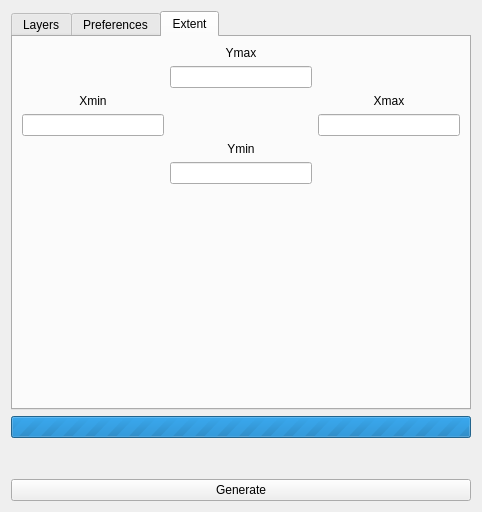
Qt form ui_vizitown.ui (vongoethe/vizitown_plugin) before a commit.
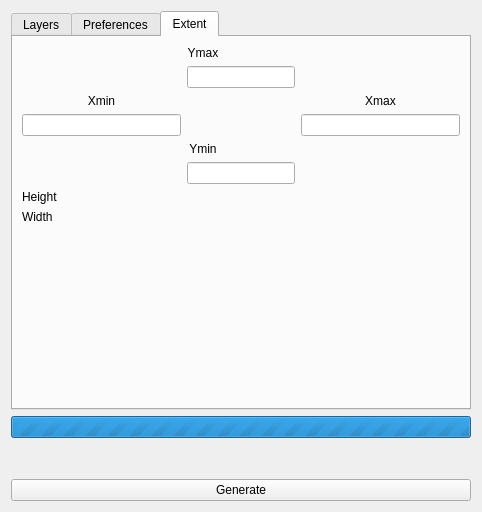
The same form after that commit. The open tabs and pages were chosen to show the change. Icons and pictures are not drawn.

Commit message: Add label in tab extent

Patch:
```diff
--- a/ui_vizitown.ui
+++ b/ui_vizitown.ui
@@ -193,11 +193,34 @@
       </layout>
      </widget>
      <widget class="QWidget" name="extent">
+      <property name="minimumSize">
+       <size>
+        <width>452</width>
+        <height>0</height>
+       </size>
+      </property>
       <attribute name="title">
        <string>Extent</string>
       </attribute>
-      <layout class="QGridLayout" name="gridLayout_6">
-       <item row="2" column="2">
+      <layout class="QGridLayout" name="gridLayout_4">
+       <item row="0" column="1">
+        <widget class="QLabel" name="label_14">
+         <property name="text">
+          <string>Ymax</string>
+         </property>
+         <property name="alignment">
+          <set>Qt::AlignCenter</set>
+         </property>
+        </widget>
+       </item>
+       <item row="1" column="1" colspan="3">
+        <widget class="QLineEdit" name="le_ymax">
+         <property name="text">
+          <string/>
+         </property>
+        </widget>
+       </item>
+       <item row="2" column="0">
         <widget class="QLabel" name="label_11">
          <property name="text">
           <string>Xmin</string>
@@ -207,7 +230,7 @@
          </property>
         </widget>
        </item>
-       <item row="2" column="5">
+       <item row="2" column="4">
         <widget class="QLabel" name="label_13">
          <property name="text">
           <string>Xmax</string>
@@ -217,7 +240,21 @@
          </property>
         </widget>
        </item>
-       <item row="4" column="3">
+       <item row="3" column="0">
+        <widget class="QLineEdit" name="le_xmin">
+         <property name="text">
+          <string/>
+         </property>
+        </widget>
+       </item>
+       <item row="3" column="4">
+        <widget class="QLineEdit" name="le_xmax">
+         <property name="text">
+          <string/>
+         </property>
+        </widget>
+       </item>
+       <item row="4" column="1">
         <widget class="QLabel" name="label_12">
          <property name="text">
           <string>Ymin</string>
@@ -227,45 +264,42 @@
          </property>
         </widget>
        </item>
-       <item row="1" column="3">
-        <widget class="QLineEdit" name="le_ymax">
-         <property name="text">
-          <string/>
-         </property>
-        </widget>
-       </item>
-       <item row="3" column="5">
-        <widget class="QLineEdit" name="le_xmax">
-         <property name="text">
-          <string/>
-         </property>
-        </widget>
-       </item>
-       <item row="0" column="3">
-        <widget class="QLabel" name="label_14">
-         <property name="text">
-          <string>Ymax</string>
-         </property>
-         <property name="alignment">
-          <set>Qt::AlignCenter</set>
-         </property>
-        </widget>
-       </item>
-       <item row="5" column="3">
+       <item row="5" column="1" colspan="3">
         <widget class="QLineEdit" name="le_ymin">
          <property name="text">
           <string/>
          </property>
         </widget>
        </item>
-       <item row="3" column="2">
-        <widget class="QLineEdit" name="le_xmin">
+       <item row="6" column="0" colspan="2">
+        <widget class="QLabel" name="label">
          <property name="text">
+          <string>Height</string>
+         </property>
+        </widget>
+       </item>
+       <item row="6" column="3" colspan="2">
+        <widget class="QLabel" name="lb_height">
+         <property name="text">
           <string/>
          </property>
         </widget>
        </item>
-       <item row="6" column="3">
+       <item row="7" column="0" colspan="2">
+        <widget class="QLabel" name="label_2">
+         <property name="text">
+          <string>Width</string>
+         </property>
+        </widget>
+       </item>
+       <item row="7" column="3" colspan="2">
+        <widget class="QLabel" name="lb_width">
+         <property name="text">
+          <string/>
+         </property>
+        </widget>
+       </item>
+       <item row="8" column="2">
         <spacer name="verticalSpacer_2">
          <property name="orientation">
           <enum>Qt::Vertical</enum>
```
Left out of the diff: 4 changed lines with no effect on the pictures. The commit also changes 1 other file.
